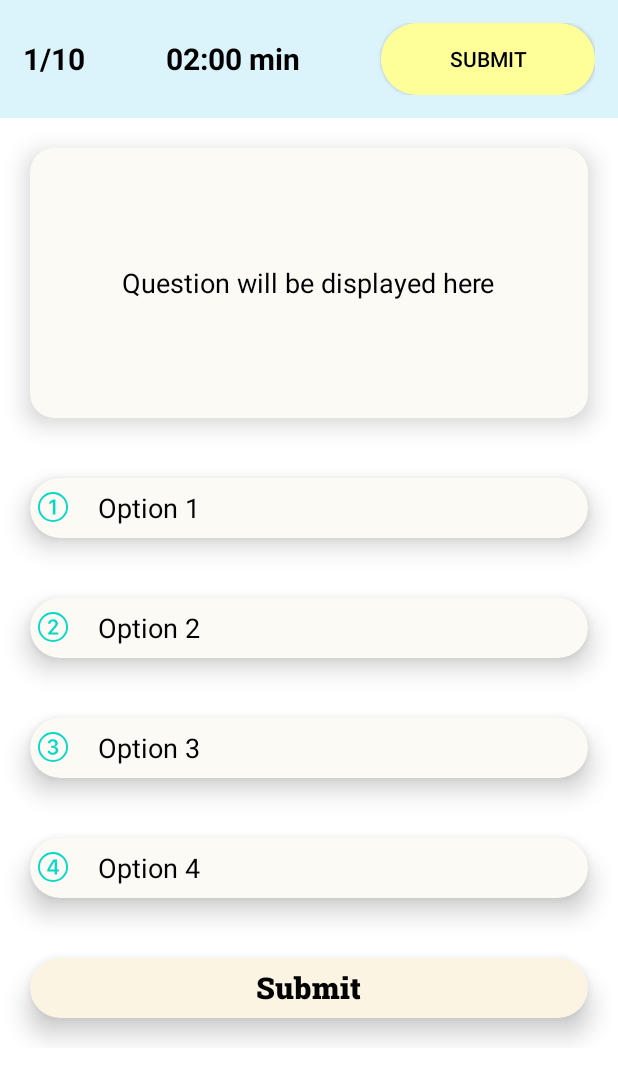
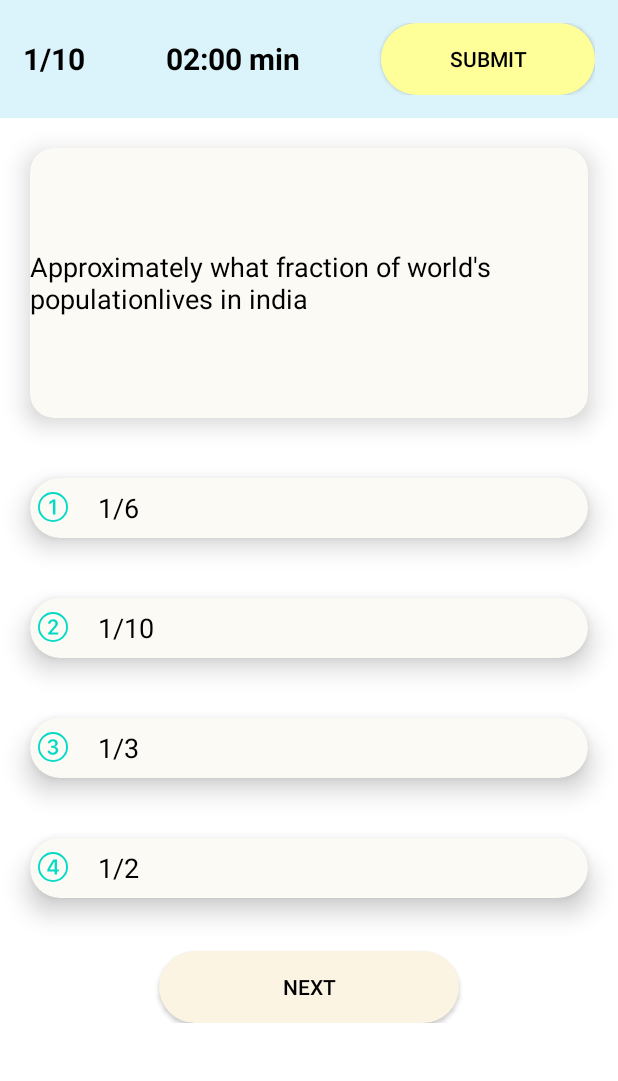
Before and after one commit to Avi2001tech/Quiz_App, an Android app: the QuestionActivity screen opened directly, with no data from a screen before it, on a phone screen of 412 x 824 dp. Shown: the top 1081 px of the screen. Run offline under Robolectric (Android 15) with nearby library versions, the phone set to English and light mode, and no system bars.

Commit message:
added question list on QuestionActivity.java

```diff
--- /dev/null
+++ b/app/src/main/java/com/example/integration/ModelClass.java
@@ -0,0 +1,68 @@
+package com.example.integration;
+
+public class ModelClass {
+    String Question;
+    String oA;
+    String oB;
+    String oC;
+    String oD;
+    String ans;
+
+    public ModelClass(String question, String oA, String oB, String oC, String oD, String ans) {
+        Question = question;
+        this.oA = oA;
+        this.oB = oB;
+        this.oC = oC;
+        this.oD = oD;
+        this.ans = ans;
+    }
+
+
+    public String getQuestion() {
+        return Question;
+    }
+
+    public void setQuestion(String question) {
+        Question = question;
+    }
+
+    public String getoA() {
+        return oA;
+    }
+
+    public void setoA(String oA) {
+        this.oA = oA;
+    }
+
+    public String getoB() {
+        return oB;
+    }
+
+    public void setoB(String oB) {
+        this.oB = oB;
+    }
+
+    public String getoC() {
+        return oC;
+    }
+
+    public void setoC(String oC) {
+        this.oC = oC;
+    }
+
+    public String getoD() {
+        return oD;
+    }
+
+    public void setoD(String oD) {
+        this.oD = oD;
+    }
+
+    public String getAns() {
+        return ans;
+    }
+
+    public void setAns(String ans) {
+        this.ans = ans;
+    }
+}
--- a/app/src/main/java/com/example/integration/QuestionActivity.java
+++ b/app/src/main/java/com/example/integration/QuestionActivity.java
@@ -1,14 +1,127 @@
 package com.example.integration;
 
+//import static com.example.integration.SplashActivity.listOfQ;
+
 import androidx.appcompat.app.AppCompatActivity;
+import androidx.appcompat.widget.AppCompatButton;
+import androidx.cardview.widget.CardView;
 
+import android.app.Dialog;
+import android.content.Intent;
 import android.os.Bundle;
+import android.os.CountDownTimer;
+import android.view.View;
+import android.widget.Button;
+import android.widget.TextView;
+
+import java.util.ArrayList;
+import java.util.List;
 
 public class QuestionActivity extends AppCompatActivity {
+
+//    CountDownTimer countDownTimer;
+//    int timerValue =20;
+
+    List<ModelClass> allQuestionsList;
+    ModelClass modelclass;
+    int index=0;
+    int score=0;
+    TextView qText, optiona, optionb, optionc, optiond;
+    CardView cardOA,cardOB, cardOC, cardOD;
+    ArrayList<ModelClass> listOfQ;
+    TextView scoreUpdate;
+
 
     @Override
     protected void onCreate(Bundle savedInstanceState) {
         super.onCreate(savedInstanceState);
         setContentView(R.layout.activity_question);
+
+        Hooks();
+
+        listOfQ =  new ArrayList<>();
+        listOfQ.add(new ModelClass("Approximately what fraction of world's populationlives in india","1/6","1/10","1/3","1/2","1/6"));
+        listOfQ.add(new ModelClass("2222Approximately what fraction of world's populationlives in india","222","333","444","555","222"));
+        listOfQ.add(new ModelClass("3333Approximately what fraction of world's populationlives in india","1/6","1/10","1/3","1/2","1/6"));
+        listOfQ.add(new ModelClass("4444Approximately what fraction of world's populationlives in india","1/6","1/10","1/3","1/2","1/6"));
+        listOfQ.add(new ModelClass("5555Approximately what fraction of world's populationlives in india","1/6","1/10","1/3","1/2","1/6"));
+        listOfQ.add(new ModelClass("6666Approximately what fraction of world's populationlives in india","1/6","1/10","1/3","1/2","1/6"));
+        listOfQ.add(new ModelClass("7777Approximately what fraction of world's populationlives in india","1/6","1/10","1/3","1/2","1/6"));
+        listOfQ.add(new ModelClass("8888Approximately what fraction of world's populationlives in india","1/6","1/10","1/3","1/2","1/6"));
+        listOfQ.add(new ModelClass("9999Approximately what fraction of world's populationlives in india","1/6","1/10","1/3","1/2","1/6"));
+        listOfQ.add(new ModelClass("10101010Approximately what fraction of world's populationlives in india","1/6","1/10","1/3","1/2","1/6"));
+
+
+
+
+        allQuestionsList = listOfQ;
+        modelclass = listOfQ.get(index);
+
+        setAllData();
+
+        findViewById(R.id.nextBtn).setOnClickListener(new View.OnClickListener() {
+            @Override
+            public void onClick(View view) {
+
+                index++;
+                scoreUpdate.setText((index+1)+"/"+"10");
+                allQuestionsList = listOfQ;
+                modelclass = listOfQ.get(index);
+                setAllData();
+                if(index+1 == 10){
+                    findViewById(R.id.nextBtn).setVisibility(View.GONE);
+                }
+
+            }
+        });
+
+        findViewById(R.id.end_quiz).setOnClickListener(new View.OnClickListener() {
+            @Override
+            public void onClick(View view) {
+                Intent i = new Intent(QuestionActivity.this, FinsihQuiz.class);
+                startActivity(i);
+            }
+        });
+
+//        countDownTimer = new CountDownTimer(20000,1000) {
+//            @Override
+//            public void onTick(long l) {
+////                timerValue = timerValue -1;
+//            }
+//
+//            @Override
+//            public void onFinish() {
+//                Intent i = new Intent(QuestionActivity.this, SplashActivity.class);
+//                startActivity(i);
+//            }
+//        }.start();
+
+
+
+
+    }
+
+    private void setAllData() {
+        qText.setText(modelclass.getQuestion());
+        optiona.setText(modelclass.getoA());
+        optionb.setText(modelclass.getoB());
+        optionc.setText(modelclass.getoC());
+        optiond.setText(modelclass.getoD());
+    }
+
+    private void Hooks() {
+        qText = findViewById(R.id.qText);
+        optiona =findViewById(R.id.optiona);
+        optionb =findViewById(R.id.optionb);
+        optionc =findViewById(R.id.optionc);
+        optiond =findViewById(R.id.optiond);
+
+        cardOA =findViewById(R.id.cardA);
+        cardOB =findViewById(R.id.cardB);
+        cardOC =findViewById(R.id.cardC);
+        cardOD =findViewById(R.id.cardD);
+
+        scoreUpdate = findViewById(R.id.score_update);
+//        AppCompatButton endQuiz = findViewById(R.id.end_quiz);
     }
 }
--- a/app/src/main/res/layout/activity_question.xml
+++ b/app/src/main/res/layout/activity_question.xml
@@ -52,7 +52,9 @@
 
                 />
 
+
         </LinearLayout>
+
 
         <androidx.cardview.widget.CardView
             android:layout_width="match_parent"
@@ -63,6 +65,7 @@
             app:cardElevation="10dp">
 
             <TextView
+                android:id="@+id/qText"
                 android:layout_width="wrap_content"
                 android:layout_height="wrap_content"
                 android:layout_gravity="center"
@@ -74,6 +77,7 @@
         </androidx.cardview.widget.CardView>
 
         <androidx.cardview.widget.CardView
+            android:id="@+id/cardA"
             android:layout_width="match_parent"
             android:layout_height="40sp"
             app:cardCornerRadius="36dp"
@@ -83,6 +87,7 @@
             app:cardElevation="10dp">
 
             <TextView
+                android:id="@+id/optiona"
                 android:layout_width="wrap_content"
                 android:layout_height="wrap_content"
                 android:layout_gravity="center_vertical"
@@ -97,6 +102,7 @@
         </androidx.cardview.widget.CardView>
 
         <androidx.cardview.widget.CardView
+            android:id="@+id/cardB"
             android:layout_width="match_parent"
             android:layout_height="40sp"
             app:cardCornerRadius="36dp"
@@ -106,6 +112,7 @@
             app:cardElevation="10dp">
 
             <TextView
+                android:id="@+id/optionb"
                 android:layout_width="wrap_content"
                 android:layout_height="wrap_content"
                 android:layout_gravity="center_vertical"
@@ -120,6 +127,7 @@
         </androidx.cardview.widget.CardView>
 
         <androidx.cardview.widget.CardView
+            android:id="@+id/cardC"
             android:layout_width="match_parent"
             android:layout_height="40sp"
             app:cardCornerRadius="36dp"
@@ -129,6 +137,7 @@
             app:cardElevation="10dp">
 
             <TextView
+                android:id="@+id/optionc"
                 android:layout_width="wrap_content"
                 android:layout_height="wrap_content"
                 android:layout_gravity="center_vertical"
@@ -143,6 +152,7 @@
         </androidx.cardview.widget.CardView>
 
         <androidx.cardview.widget.CardView
+            android:id="@+id/cardD"
             android:layout_width="match_parent"
             android:layout_height="40sp"
             app:cardCornerRadius="36dp"
@@ -152,6 +162,7 @@
             app:cardElevation="10dp">
 
             <TextView
+                android:id="@+id/optiond"
                 android:layout_width="wrap_content"
                 android:layout_height="wrap_content"
                 android:layout_gravity="center_vertical"
@@ -165,25 +176,21 @@
 
         </androidx.cardview.widget.CardView>
 
-        <androidx.cardview.widget.CardView
-            android:layout_width="match_parent"
-            android:layout_height="40sp"
-            app:cardCornerRadius="36dp"
-            android:layout_margin="20dp"
+        <androidx.appcompat.widget.AppCompatButton
+            android:id="@+id/nextBtn"
+            android:layout_width="200sp"
+            android:layout_height="wrap_content"
+            android:layout_weight="1"
+            android:text="Next"
+
+            android:background="@drawable/roundbutton"
             android:backgroundTint="#FBF4e2"
-            app:cardElevation="10dp">
+            android:textColor="@color/black"
+            android:layout_gravity="center"
+            android:layout_marginTop="15dp"
 
-            <TextView
-                android:layout_width="wrap_content"
-                android:layout_height="wrap_content"
-                android:layout_gravity="center"
-                android:text="Submit"
-                android:fontFamily="@font/headline"
-                android:textSize="20sp"
-                android:textColor="#000000"/>
+            />
 
-
-        </androidx.cardview.widget.CardView>
 
     </LinearLayout>
 
```
Also changed, not shown: app/src/main/AndroidManifest.xml (+7 -0 lines), app/src/main/java/com/example/integration/FinsihQuiz.java (added, +15 -0 lines), app/src/main/res/layout/activity_finsih_quiz.xml (added, +22 -0 lines).
